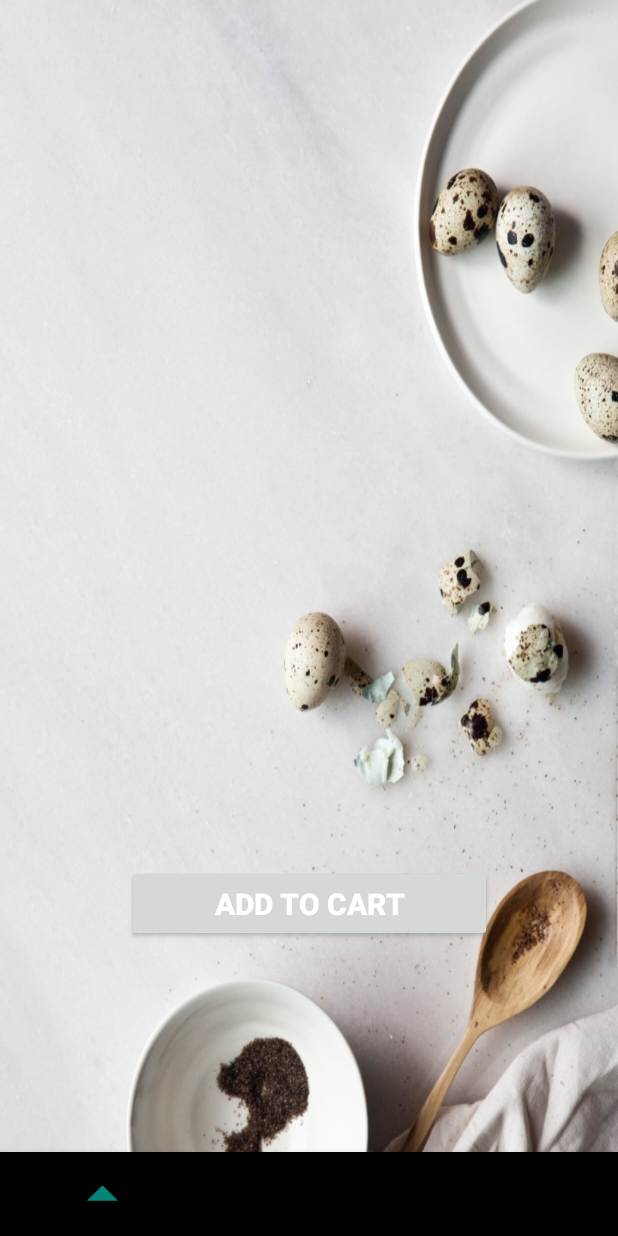
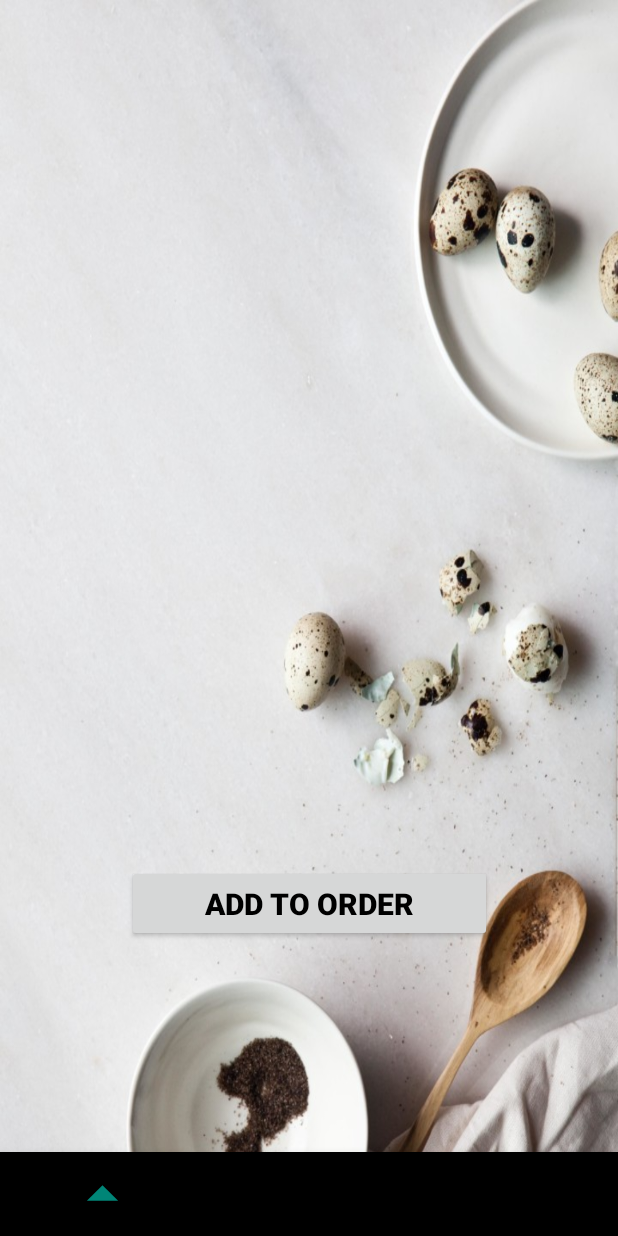
Before and after one commit to kwanggwei/orderget1updated, an Android app: the fragment CartFragment placed in its activity, on a phone screen of 412 x 824 dp. Run offline under Robolectric (Android 15) with nearby library versions, the phone set to English and light mode, and no system bars; 4 statements that could not run were skipped.

Commit message:
notification of adding

```diff
--- a/app/src/main/java/com/jiak/app/CartFragment.java
+++ b/app/src/main/java/com/jiak/app/CartFragment.java
@@ -1,5 +1,7 @@
 package com.jiak.app;
 
+import android.app.AlertDialog;
+import android.content.DialogInterface;
 import android.net.Uri;
 import android.os.Bundle;
 import android.support.annotation.NonNull;
@@ -8,8 +10,10 @@ import android.support.v4.app.Fragment;
 import android.view.LayoutInflater;
 import android.view.View;
 import android.view.ViewGroup;
+import android.widget.Button;
 import android.widget.ImageView;
 import android.widget.TextView;
+import android.widget.Toast;
 
 import java.io.File;
 
@@ -19,7 +23,24 @@ public class CartFragment extends Fragment {
     @Nullable
     @Override
     public View onCreateView(@NonNull LayoutInflater inflater, @Nullable ViewGroup container, @Nullable Bundle savedInstanceState) {
-        return inflater.inflate(R.layout.fragment_cart, container, false);
+        View v =  inflater.inflate(R.layout.fragment_cart, container, false);
+        Button add = (Button) v.findViewById(R.id.addbtn);
+        add.setOnClickListener(new View.OnClickListener(){
+            @Override
+            public void onClick(View v){
+                AlertDialog.Builder alert = new AlertDialog.Builder(getContext());
+                alert.setMessage("Order has been added");
+                alert.setNeutralButton("Ok", new DialogInterface.OnClickListener() {
+                    @Override
+                    public void onClick(DialogInterface dialog, int which) {
+                        Toast.makeText(getContext(),"Added", Toast.LENGTH_SHORT).show();
+                    }
+                });
+                alert.show();
+            }
+        });
+
+        return v;
     }
 
     public void onCreate(Bundle savedInstanceState){
@@ -42,4 +63,6 @@ public class CartFragment extends Fragment {
         Name.setText(getName);
         Image.setImageURI(Uri.fromFile(file));
     }
+
+
 }
--- a/app/src/main/res/layout/fragment_cart.xml
+++ b/app/src/main/res/layout/fragment_cart.xml
@@ -41,8 +41,8 @@
         android:layout_marginTop="8dp"
         android:layout_marginEnd="8dp"
         android:layout_marginBottom="8dp"
-        android:text="Add to cart"
-        android:textColor="#ffffff"
+        android:text="Add to order"
+        android:textColor="#000000"
         android:textSize="20dp"
         android:textStyle="bold"
         app:layout_constraintBottom_toBottomOf="parent"
```
